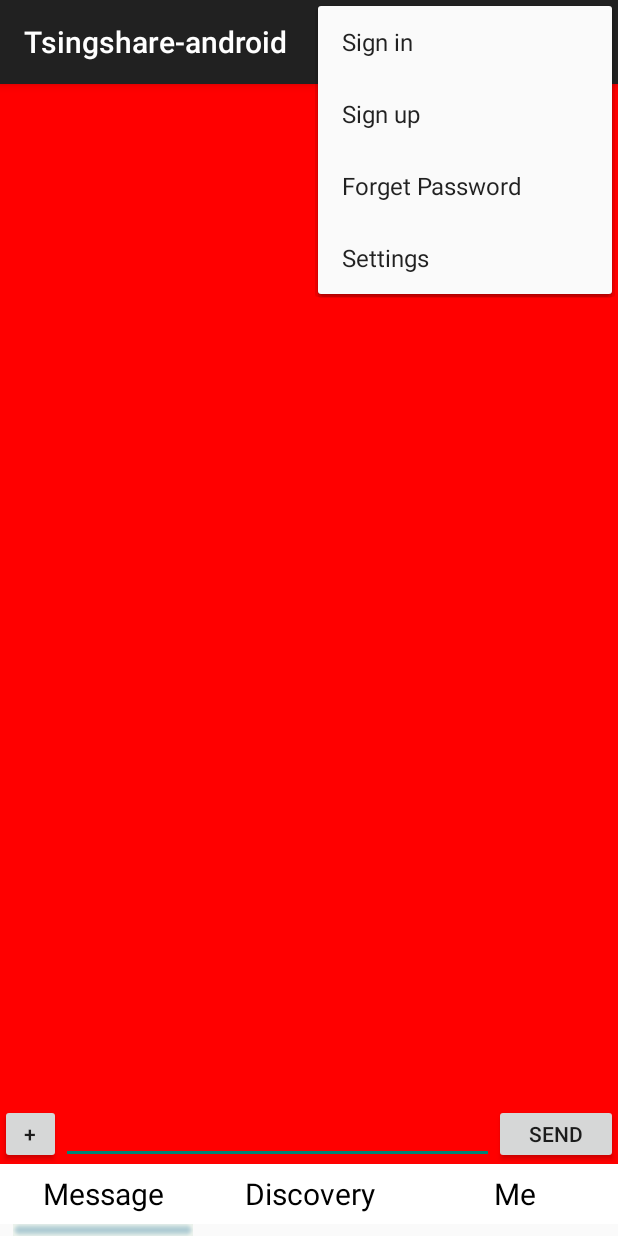
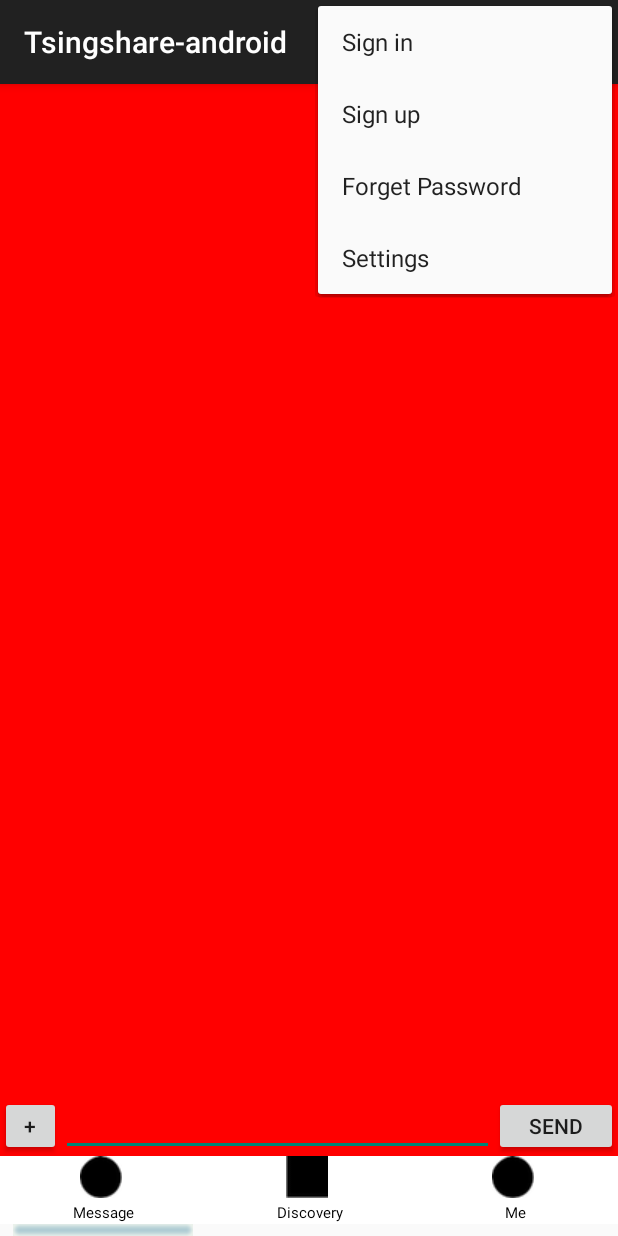
Before and after one commit to whn09/Tsingshare-android, an Android app: the screen it shows after launch (MainActivity), with the options menu open, on a phone screen of 412 x 824 dp. Run offline under Robolectric (Android 15) with nearby library versions, the phone set to English and light mode, and no system bars.

Commit message:
add tab image

```diff
--- a/app/src/main/java/com/tsingshare/tsingshare_android/MainActivity.java
+++ b/app/src/main/java/com/tsingshare/tsingshare_android/MainActivity.java
@@ -49,6 +49,8 @@ public class MainActivity extends ActionBarActivity {
 
     private ImageView imageView;// 动画图片
     private TextView textView1,textView2,textView3;
+    private ImageView imageView1,imageView2,imageView3;
+    private View layoutView1, layoutView2, layoutView3;
     private List<View> views;// Tab页面列表
     private int offset = 0;// 动画图片偏移量
     private int currIndex = 0;// 当前页卡编号
@@ -107,6 +109,22 @@ public class MainActivity extends ActionBarActivity {
         textView1.setOnClickListener(new MyOnClickListener(0));
         textView2.setOnClickListener(new MyOnClickListener(1));
         textView3.setOnClickListener(new MyOnClickListener(2));
+
+        imageView1 = (ImageView) findViewById(R.id.first);
+        imageView2 = (ImageView) findViewById(R.id.second);
+        imageView3 = (ImageView) findViewById(R.id.third);
+
+        imageView1.setOnClickListener(new MyOnClickListener(0));
+        imageView2.setOnClickListener(new MyOnClickListener(1));
+        imageView3.setOnClickListener(new MyOnClickListener(2));
+
+        layoutView1 = findViewById(R.id.linearLayout1);
+        layoutView2 = findViewById(R.id.linearLayout2);
+        layoutView3 = findViewById(R.id.linearLayout3);
+
+        layoutView1.setOnClickListener(new MyOnClickListener(0));
+        layoutView2.setOnClickListener(new MyOnClickListener(1));
+        layoutView3.setOnClickListener(new MyOnClickListener(2));
     }
 
     /**
--- a/app/src/main/res/layout/activity_main.xml
+++ b/app/src/main/res/layout/activity_main.xml
@@ -15,40 +15,86 @@
         tools:context=".MainActivity" />
 
     <LinearLayout
-        android:id="@+id/linearLayout1"
+        android:id="@+id/linearLayout0"
         android:layout_width="match_parent"
-        android:layout_height="40.0dip"
+        android:layout_height="45.0dip"
+        android:orientation="horizontal"
         android:background="#FFFFFF" >
 
+        <LinearLayout
+            android:id="@+id/linearLayout1"
+            android:layout_width="0dip"
+            android:layout_height="45.0dip"
+            android:orientation="vertical"
+            android:gravity="center"
+            android:layout_weight="1"
+            android:background="#FFFFFF">
+        <ImageView
+            android:id="@+id/first"
+            android:layout_width="30dp"
+            android:layout_height="30dp"
+            android:scaleType="matrix"
+            android:src="@drawable/first" />
         <TextView
             android:id="@+id/text1"
             android:layout_width="match_parent"
-            android:layout_height="match_parent"
+            android:layout_height="12dp"
             android:layout_weight="1.0"
             android:gravity="center"
             android:text="@string/message"
             android:textColor="#000000"
-            android:textSize="20.0dip" />
+            android:textSize="10.0dip" />
+            </LinearLayout>
 
+        <LinearLayout
+            android:id="@+id/linearLayout2"
+            android:layout_width="0dip"
+            android:layout_height="45.0dip"
+            android:orientation="vertical"
+            android:gravity="center"
+            android:layout_weight="1"
+            android:background="#FFFFFF" >
+        <ImageView
+            android:id="@+id/second"
+            android:layout_width="30dp"
+            android:layout_height="30dp"
+            android:scaleType="matrix"
+            android:src="@drawable/second" />
         <TextView
             android:id="@+id/text2"
             android:layout_width="match_parent"
-            android:layout_height="match_parent"
+            android:layout_height="12dp"
             android:layout_weight="1.0"
             android:gravity="center"
             android:text="@string/discovery"
             android:textColor="#000000"
-            android:textSize="20.0dip" />
+            android:textSize="10.0dip" />
+        </LinearLayout>
 
+        <LinearLayout
+            android:id="@+id/linearLayout3"
+            android:layout_width="0dip"
+            android:layout_height="45.0dip"
+            android:orientation="vertical"
+            android:gravity="center"
+            android:layout_weight="1"
+            android:background="#FFFFFF" >
+        <ImageView
+            android:id="@+id/third"
+            android:layout_width="30dp"
+            android:layout_height="30dp"
+            android:scaleType="matrix"
+            android:src="@drawable/third" />
         <TextView
             android:id="@+id/text3"
             android:layout_width="match_parent"
-            android:layout_height="match_parent"
+            android:layout_height="12dp"
             android:layout_weight="1.0"
             android:gravity="center"
             android:text="@string/me"
             android:textColor="#000000"
-            android:textSize="20.0dip" />
+            android:textSize="10.0dip" />
+        </LinearLayout>
     </LinearLayout>
 
     <ImageView
```
Also changed, not shown: app/src/main/res/drawable/first.png (added), app/src/main/res/drawable/second.png (added), app/src/main/res/drawable/third.png (added).
